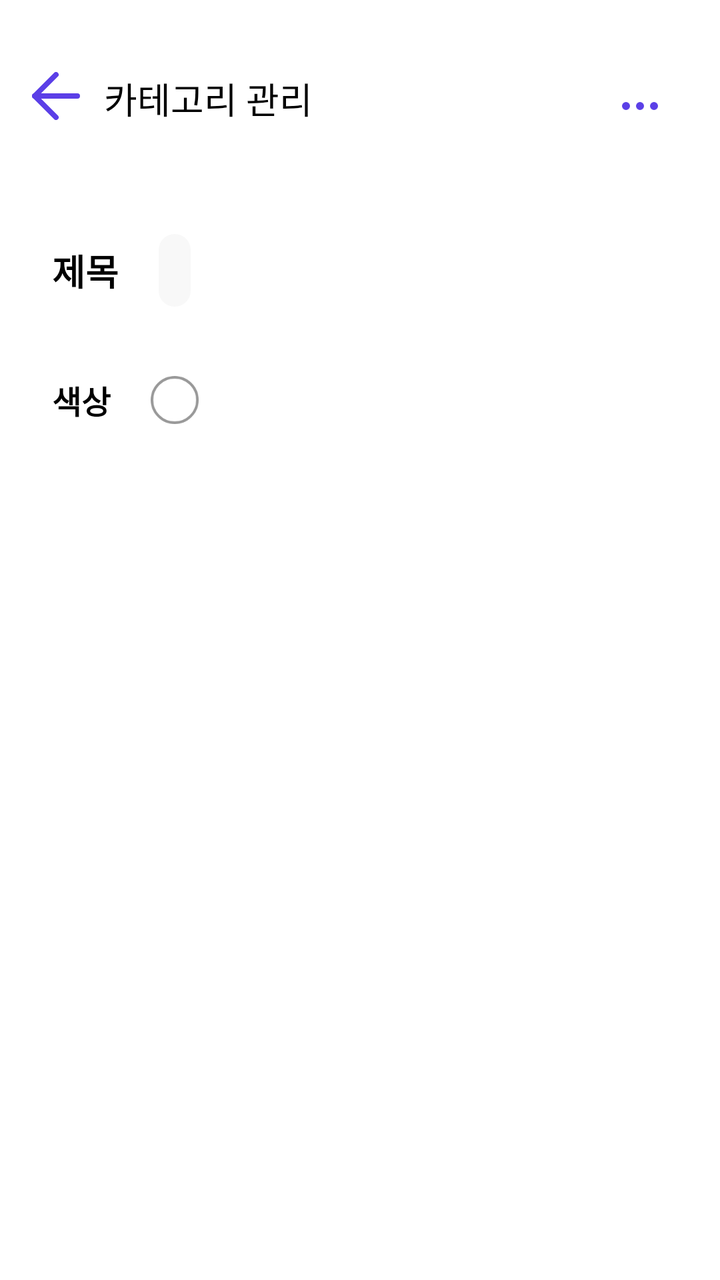
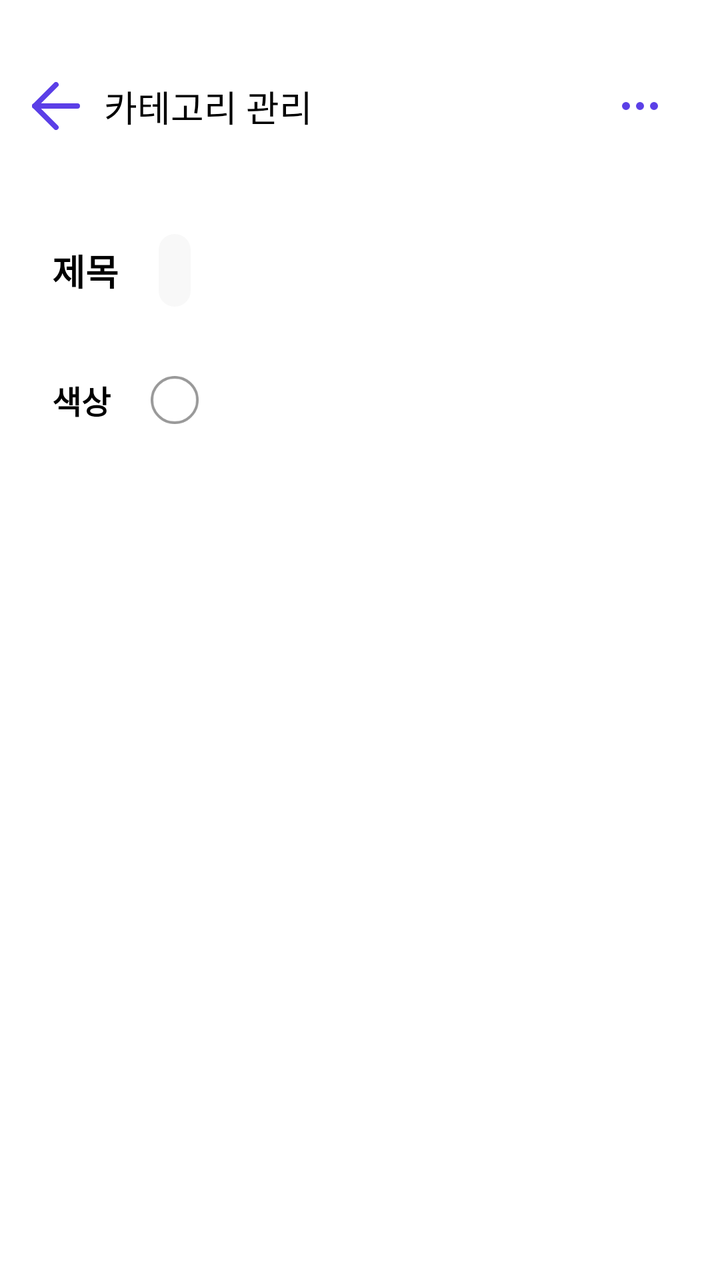

An Android layout rendered at two revisions. The XML below is the earlier revision; the diff shows what the commit changed to produce the second picture.
<!-- AndroidManifest.xml: application theme Theme.Yeongkkuel -->
<!-- res/layout/fragment_category_detail.xml -->
<?xml version="1.0" encoding="utf-8"?>
<androidx.constraintlayout.widget.ConstraintLayout xmlns:android="http://schemas.android.com/apk/res/android"
    android:layout_width="match_parent"
    android:layout_height="match_parent"
    xmlns:app="http://schemas.android.com/apk/res-auto">

    
    <androidx.constraintlayout.widget.ConstraintLayout
        android:id="@+id/cl_toolbar"
        android:layout_width="match_parent"
        android:layout_height="wrap_content"
        android:layout_marginTop="20dp"
        android:layout_marginBottom="20dp"
        android:padding="16dp"
        app:layout_constraintTop_toTopOf="parent"
        app:layout_constraintStart_toStartOf="parent"
        app:layout_constraintEnd_toEndOf="parent">

        <ImageView
            android:id="@+id/iv_back"
            android:layout_width="24dp"
            android:layout_height="24dp"
            android:src="@drawable/ic_arrow_back"
            app:layout_constraintTop_toTopOf="parent"
            app:layout_constraintStart_toStartOf="parent"/>

        <TextView
            android:id="@+id/tv_category_manage_title"
            android:layout_width="wrap_content"
            android:layout_height="wrap_content"
            android:text="@string/category_manage"
            style="@style/pageTitle"
            app:layout_constraintTop_toTopOf="parent"
            app:layout_constraintStart_toEndOf="@id/iv_back"
            android:layout_marginStart="12dp"/>

        <ImageView
            android:id="@+id/tv_category_more"
            android:layout_width="wrap_content"
            android:layout_height="wrap_content"
            android:src="@drawable/ic_more"
            android:padding="15dp"
            app:layout_constraintTop_toTopOf="parent"
            app:layout_constraintEnd_toEndOf="parent"/>

    </androidx.constraintlayout.widget.ConstraintLayout>

    
    <androidx.constraintlayout.widget.ConstraintLayout
        android:id="@+id/cl_content"
        android:layout_width="match_parent"
        android:layout_height="0dp"
        app:layout_constraintTop_toBottomOf="@id/cl_toolbar"
        app:layout_constraintStart_toStartOf="parent"
        app:layout_constraintEnd_toEndOf="parent"
        app:layout_constraintBottom_toBottomOf="parent"
        android:layout_marginStart="16dp"
        android:layout_marginEnd="16dp"
        android:layout_marginTop="16dp"
        android:layout_marginBottom="16dp"
        android:padding="10dp">

        <TextView
            android:id="@+id/tv_category_detail_title"
            android:layout_width="wrap_content"
            android:layout_height="wrap_content"
            android:text="제목"
            style="@style/expense_sectionTitle"
            android:layout_marginTop="10dp"
            app:layout_constraintStart_toStartOf="parent"
            app:layout_constraintTop_toTopOf="parent"/>

        <TextView
            android:id="@+id/tv_category_detail_input"
            android:layout_width="0dp"
            android:layout_height="wrap_content"
            android:background="@drawable/bg_edit_text"
            android:layout_marginStart="20dp"
            android:layout_marginEnd="20dp"
            android:padding="8dp"
            android:textColor="@color/black"
            android:textSize="15sp"
            android:inputType="text"
            app:layout_constraintTop_toTopOf="@id/tv_category_detail_title"
            app:layout_constraintBottom_toBottomOf="@id/tv_category_detail_title"
            app:layout_constraintStart_toEndOf="@id/tv_category_detail_title"/>


        
        <TextView
            android:id="@+id/tv_color_label_title"
            android:layout_width="wrap_content"
            android:layout_height="wrap_content"
            android:text="색상"
            style="@style/expense_sectionTitle"
            android:textSize="16sp"
            android:layout_marginTop="40dp"
            app:layout_constraintStart_toStartOf="parent"
            app:layout_constraintTop_toBottomOf="@id/tv_category_detail_title" />

        
        <ImageView
            android:id="@+id/iv_selected_color"
            android:layout_width="24dp"
            android:layout_height="24dp"
            android:layout_marginStart="20dp"
            android:layout_marginTop="40dp"
            android:background="@drawable/bg_color_circle"
            app:layout_constraintStart_toEndOf="@id/tv_color_label_title"
            app:layout_constraintTop_toBottomOf="@id/tv_category_detail_title"
            app:layout_constraintBottom_toBottomOf="@id/tv_color_label_title"/>

    </androidx.constraintlayout.widget.ConstraintLayout>



</androidx.constraintlayout.widget.ConstraintLayout>
<!-- resources referenced by this layout -->
<resources>
  <color name="black">#FF000000</color>
  <!-- drawable bg_color_circle (drawable) -->
  <vector xmlns:android="http://schemas.android.com/apk/res/android"
      android:width="28dp"
      android:height="28dp"
      android:viewportWidth="28"
      android:viewportHeight="28">
    <path
        android:pathData="M14,14m-13.25,0a13.25,13.25 0,1 1,26.5 0a13.25,13.25 0,1 1,-26.5 0"
        android:strokeWidth="1.5"
        android:fillColor="@color/white"
        android:strokeColor="#999999"/>
  </vector>
  <!-- drawable bg_edit_text (drawable) -->
  <?xml version="1.0" encoding="utf-8"?>
  <shape xmlns:android="http://schemas.android.com/apk/res/android">
      <solid android:color="#F8F8F8" /> 
      <corners android:radius="10dp" /> 
  </shape>
  <!-- drawable ic_arrow_back (drawable) -->
  <vector xmlns:android="http://schemas.android.com/apk/res/android"
      android:width="18dp"
      android:height="18dp"
      android:viewportWidth="18"
      android:viewportHeight="18">
    <path
        android:pathData="M17,9H1"
        android:strokeLineJoin="round"
        android:strokeWidth="2"
        android:fillColor="#00000000"
        android:strokeColor="#5B3FE7"
        android:strokeLineCap="round"/>
    <path
        android:pathData="M9,17L1,9L9,1"
        android:strokeLineJoin="round"
        android:strokeWidth="2"
        android:fillColor="#00000000"
        android:strokeColor="#5B3FE7"
        android:strokeLineCap="round"/>
  </vector>
  <!-- drawable ic_more (drawable) -->
  <vector xmlns:android="http://schemas.android.com/apk/res/android"
      android:width="18dp"
      android:height="4dp"
      android:viewportWidth="18"
      android:viewportHeight="4">
    <path
        android:pathData="M8,2C8,2.552 8.448,3 9,3C9.552,3 10,2.552 10,2C10,1.448 9.552,1 9,1C8.448,1 8,1.448 8,2Z"
        android:strokeLineJoin="round"
        android:strokeWidth="2"
        android:fillColor="#5B3FE7"
        android:strokeColor="#5B3FE7"
        android:strokeLineCap="round"/>
    <path
        android:pathData="M15,2C15,2.552 15.448,3 16,3C16.552,3 17,2.552 17,2C17,1.448 16.552,1 16,1C15.448,1 15,1.448 15,2Z"
        android:strokeLineJoin="round"
        android:strokeWidth="2"
        android:fillColor="#5B3FE7"
        android:strokeColor="#5B3FE7"
        android:strokeLineCap="round"/>
    <path
        android:pathData="M1,2C1,2.552 1.448,3 2,3C2.552,3 3,2.552 3,2C3,1.448 2.552,1 2,1C1.448,1 1,1.448 1,2Z"
        android:strokeLineJoin="round"
        android:strokeWidth="2"
        android:fillColor="#5B3FE7"
        android:strokeColor="#5B3FE7"
        android:strokeLineCap="round"/>
  </vector>
  <string name="category_manage">카테고리 관리</string>
  <style name="expense_sectionTitle">
          <item name="android:textColor">@color/black</item>
          <item name="android:textStyle">bold</item>
          <item name="android:fontStyle">normal</item>
          <item name="android:fontFamily">sans-serif</item>
          <item name="android:fontWeight">600</item>
          <item name="android:textSize">18sp</item>
      </style>
  <style name="pageTitle">
          <item name="android:textSize">18sp</item>
          <item name="android:textColor">@color/black</item>
          <item name="android:fontFamily">sans-serif</item>
      </style>
  <style name="Theme.Yeongkkuel" parent="Base.Theme.Yeongkkuel" />
  <color name="white">#FFFFFFFF</color>
  <style name="Base.Theme.Yeongkkuel" parent="Theme.Material3.DayNight.NoActionBar">
          <item name="android:windowBackground">@android:color/white</item>
      </style>
</resources>

<!-- the commit's change to res/layout/fragment_category_detail.xml (unified diff, before → after) -->
@@ -22,7 +22,8 @@
             android:layout_height="24dp"
             android:src="@drawable/ic_arrow_back"
             app:layout_constraintTop_toTopOf="parent"
-            app:layout_constraintStart_toStartOf="parent"/>
+            app:layout_constraintStart_toStartOf="parent"
+            app:layout_constraintBottom_toBottomOf="parent"/>
 
         <TextView
             android:id="@+id/tv_category_manage_title"
@@ -32,6 +33,7 @@
             style="@style/pageTitle"
             app:layout_constraintTop_toTopOf="parent"
             app:layout_constraintStart_toEndOf="@id/iv_back"
+            app:layout_constraintBottom_toBottomOf="parent"
             android:layout_marginStart="12dp"/>
 
         <ImageView
@@ -41,7 +43,8 @@
             android:src="@drawable/ic_more"
             android:padding="15dp"
             app:layout_constraintTop_toTopOf="parent"
-            app:layout_constraintEnd_toEndOf="parent"/>
+            app:layout_constraintEnd_toEndOf="parent"
+            app:layout_constraintBottom_toBottomOf="parent"/>
 
     </androidx.constraintlayout.widget.ConstraintLayout>
 
